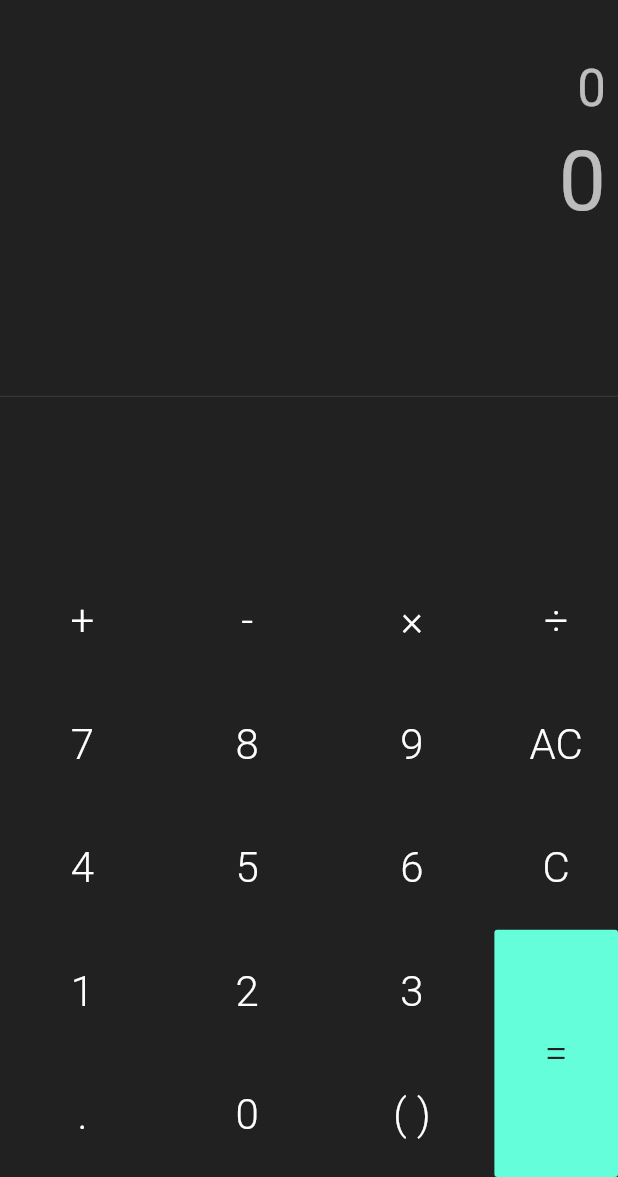
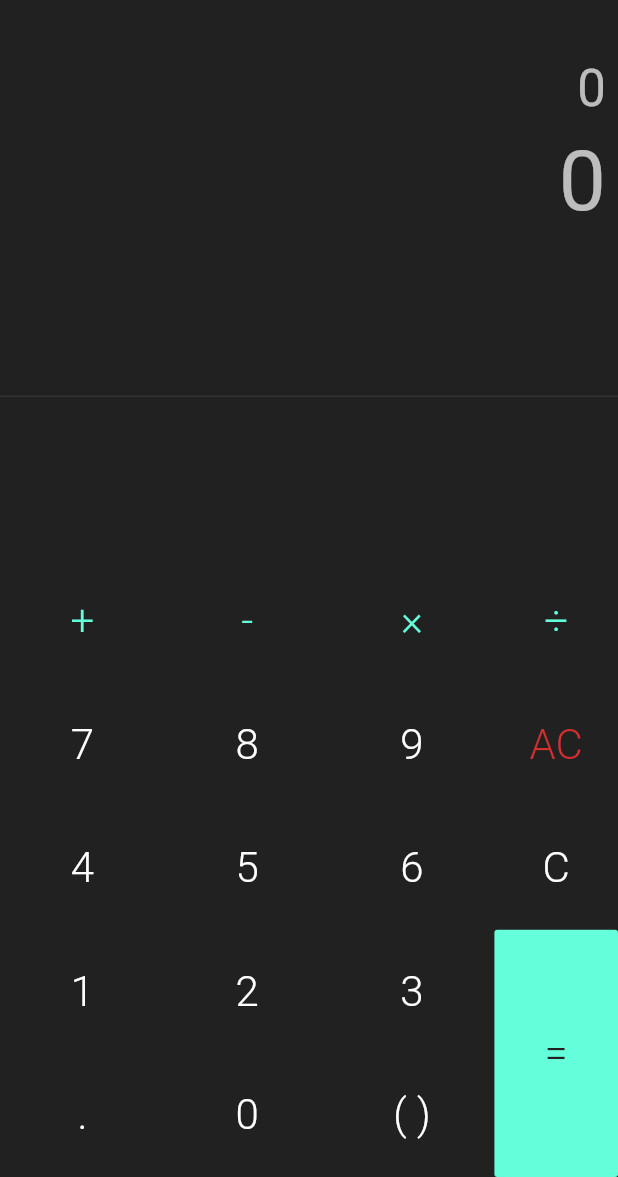
Before and after one commit to BRO3886/simple-calculator, a Flutter app: the screen it shows after launch, on a phone screen of 412 x 824 dp, the part 59-1236 px from its top. Run offline on Flutter 3.47's test engine with Material 2 defaults, Android fonts, the phone set to English and light mode, and no system bars.

Commit message:
changed colors of operators and AC

```diff
--- a/lib/main.dart
+++ b/lib/main.dart
@@ -76,11 +76,17 @@ class BottomTable extends StatelessWidget {
           child: Table(children: [
             TableRow(children: [
               CalcButtons(
-                  buttonText: '+', color: Theme.of(context).primaryColor),
+                  buttonText: '+',
+                  color: Theme.of(context).primaryColor,
+                  textColor: Theme.of(context).accentColor),
               CalcButtons(
-                  buttonText: '-', color: Theme.of(context).primaryColor),
+                  buttonText: '-',
+                  color: Theme.of(context).primaryColor,
+                  textColor: Theme.of(context).accentColor),
               CalcButtons(
-                  buttonText: '×', color: Theme.of(context).primaryColor),
+                  buttonText: '×',
+                  color: Theme.of(context).primaryColor,
+                  textColor: Theme.of(context).accentColor),
             ]),
             TableRow(children: [
               CalcButtons(
@@ -122,11 +128,13 @@ class BottomTable extends StatelessWidget {
             children: [
               TableRow(children: [
                 CalcButtons(
-                    buttonText: '÷', color: Theme.of(context).primaryColor),
+                    buttonText: '÷',
+                    color: Theme.of(context).primaryColor,
+                    textColor: Theme.of(context).accentColor),
               ]),
               TableRow(children: [
                 CalcButtons(
-                    buttonText: 'AC', color: Theme.of(context).primaryColor),
+                    buttonText: 'AC', color: Theme.of(context).primaryColor, textColor: Theme.of(context).errorColor),
               ]),
               TableRow(children: [
                 CalcButtons(
```
